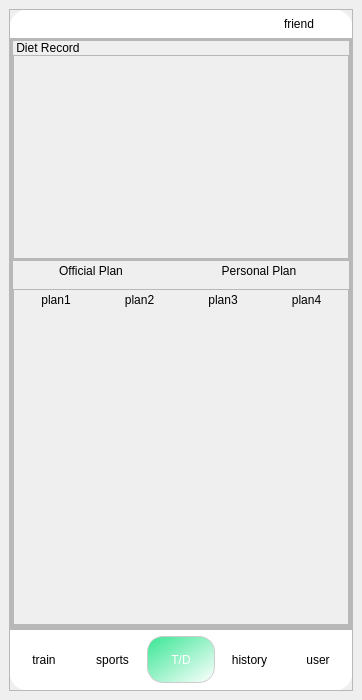
First picture: the form in Client/ui/FitMind_Client_MainInterface.ui, repository aud13d/FitMind, before the edit.
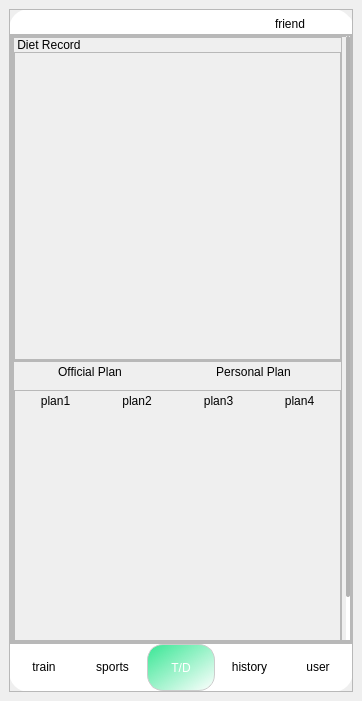
Second picture: the form after the edit. The open tabs and pages were chosen to show the change. Icons and pictures are not drawn.

Commit message: The scrolling area of the main interface (this submission is for backup)

The edit to the form file:
```diff
--- a/Client/ui/FitMind_Client_MainInterface.ui
+++ b/Client/ui/FitMind_Client_MainInterface.ui
@@ -7,7 +7,7 @@
     <x>0</x>
     <y>0</y>
     <width>362</width>
-    <height>700</height>
+    <height>701</height>
    </rect>
   </property>
   <property name="minimumSize">
@@ -20,7 +20,7 @@
    <string>MainWindow</string>
   </property>
   <widget class="QWidget" name="centralwidget">
-   <layout class="QVBoxLayout" name="verticalLayout_13">
+   <layout class="QVBoxLayout" name="verticalLayout_9">
     <item>
      <widget class="QFrame" name="frame">
       <property name="minimumSize">
@@ -63,11 +63,17 @@
        <item>
         <widget class="QFrame" name="frame_2">
          <property name="sizePolicy">
-          <sizepolicy hsizetype="Preferred" vsizetype="Expanding">
+          <sizepolicy hsizetype="Preferred" vsizetype="Preferred">
            <horstretch>0</horstretch>
-           <verstretch>10</verstretch>
+           <verstretch>0</verstretch>
           </sizepolicy>
          </property>
+         <property name="minimumSize">
+          <size>
+           <width>0</width>
+           <height>0</height>
+          </size>
+         </property>
          <property name="styleSheet">
           <string notr="true"/>
          </property>
@@ -77,7 +83,7 @@
          <property name="frameShadow">
           <enum>QFrame::Shadow::Raised</enum>
          </property>
-         <layout class="QHBoxLayout" name="horizontalLayout_2" stretch="0">
+         <layout class="QVBoxLayout" name="verticalLayout_13" stretch="0">
           <property name="spacing">
            <number>0</number>
           </property>
@@ -102,7 +108,10 @@
              <number>0</number>
             </property>
             <widget class="QWidget" name="page_train">
-             <layout class="QVBoxLayout" name="verticalLayout_5">
+             <property name="layoutDirection">
+              <enum>Qt::LayoutDirection::LeftToRight</enum>
+             </property>
+             <layout class="QVBoxLayout" name="verticalLayout_5" stretch="1,9">
               <property name="spacing">
                <number>0</number>
               </property>
@@ -119,7 +128,7 @@
                <number>0</number>
               </property>
               <item>
-               <layout class="QHBoxLayout" name="horizontalLayout_3">
+               <layout class="QHBoxLayout" name="horizontalLayout_3" stretch="8,2,1">
                 <property name="spacing">
                  <number>0</number>
                 </property>
@@ -127,10 +136,10 @@
                  <number>4</number>
                 </property>
                 <property name="rightMargin">
-                 <number>6</number>
+                 <number>0</number>
                 </property>
                 <property name="bottomMargin">
-                 <number>4</number>
+                 <number>0</number>
                 </property>
                 <item>
                  <spacer name="horizontalSpacer">
@@ -242,7 +251,7 @@
               <item>
                <widget class="QFrame" name="frame_10">
                 <property name="sizePolicy">
-                 <sizepolicy hsizetype="Expanding" vsizetype="Expanding">
+                 <sizepolicy hsizetype="Expanding" vsizetype="Preferred">
                   <horstretch>0</horstretch>
                   <verstretch>0</verstretch>
                  </sizepolicy>
@@ -253,6 +262,9 @@
                 <property name="frameShadow">
                  <enum>QFrame::Shadow::Raised</enum>
                 </property>
+                <property name="lineWidth">
+                 <number>0</number>
+                </property>
                 <layout class="QVBoxLayout" name="verticalLayout_11">
                  <property name="spacing">
                   <number>0</number>
@@ -272,60 +284,100 @@
                  <item>
                   <widget class="QScrollArea" name="scrollArea">
                    <property name="sizePolicy">
-                    <sizepolicy hsizetype="Expanding" vsizetype="Expanding">
+                    <sizepolicy hsizetype="Preferred" vsizetype="Preferred">
                      <horstretch>0</horstretch>
-                     <verstretch>10</verstretch>
+                     <verstretch>0</verstretch>
                     </sizepolicy>
                    </property>
+                   <property name="minimumSize">
+                    <size>
+                     <width>0</width>
+                     <height>0</height>
+                    </size>
+                   </property>
                    <property name="styleSheet">
-                    <string notr="true">    QScrollArea {
- 		background: transparent;  /* 透明背景 */
-        border: none;  /* 可选：去掉边框 */
-    }
-    
-    /* 垂直滚动条 */
-    QScrollBar:vertical {
-        background: #f0f0f0;  /* 滚动条背景 */
-        width: 8px;  /* 滚动条宽度 */
-        border-radius: 4px;
-    }
-    
-    QScrollBar::handle:vertical {
-        background: #c0c0c0;  /* 滑块颜色 */
-        border-radius: 4px;
-        min-height: 20px;  /* 最小高度 */
-    }
+                    <string notr="true">QScrollBar:vertical {
+    background: transparent;
+    width: 4px;
+    margin: 0px;
+    border: none;
+}
 
-    QScrollBar::handle:vertical:hover {
-        background: #a0a0a0;  /* 悬停颜色 */
-    }
+QScrollBar::handle:vertical {
+    background: rgba(100, 100, 100, 0.5);
+    min-height: 20px;
+    border-radius: 2px;
+}
 
-    QScrollBar::handle:vertical:pressed {
-        background: #808080;  /* 按下时的颜色 */
-    }
+QScrollBar::handle:vertical:hover {
+    background: rgba(100, 100, 100, 0.8);
+}
 
-    QScrollBar::sub-line:vertical,
-    QScrollBar::add-line:vertical {
-        background: none;  /* 去掉上下按钮 */
-    }
+QScrollBar::add-line:vertical,
+QScrollBar::sub-line:vertical,
+QScrollBar::add-page:vertical,
+QScrollBar::sub-page:vertical {
+    background: none;
+    border: none;
+}
+
+QScrollBar:horizontal {
+    background: transparent;
+    height: 4px;
+    margin: 0px;
+    border: none;
+}
+
+QScrollBar::handle:horizontal {
+    background: rgba(100, 100, 100, 0.5);
+    min-width: 20px;
+    border-radius: 2px;
+}
+
+QScrollBar::handle:horizontal:hover {
+    background: rgba(100, 100, 100, 0.8);
+}
+
+QScrollBar::add-line:horizontal,
+QScrollBar::sub-line:horizontal,
+QScrollBar::add-page:horizontal,
+QScrollBar::sub-page:horizontal {
+    background: none;
+    border: none;
+}
 </string>
                    </property>
                    <property name="lineWidth">
                     <number>1</number>
                    </property>
+                   <property name="verticalScrollBarPolicy">
+                    <enum>Qt::ScrollBarPolicy::ScrollBarAsNeeded</enum>
+                   </property>
+                   <property name="horizontalScrollBarPolicy">
+                    <enum>Qt::ScrollBarPolicy::ScrollBarAlwaysOff</enum>
+                   </property>
+                   <property name="sizeAdjustPolicy">
+                    <enum>QAbstractScrollArea::SizeAdjustPolicy::AdjustIgnored</enum>
+                   </property>
                    <property name="widgetResizable">
-                    <bool>true</bool>
+                    <bool>false</bool>
                    </property>
                    <widget class="QWidget" name="scrollAreaWidgetContents">
                     <property name="geometry">
                      <rect>
                       <x>0</x>
-                      <y>0</y>
+                      <y>-2</y>
                       <width>340</width>
-                      <height>588</height>
+                      <height>650</height>
                      </rect>
                     </property>
-                    <layout class="QVBoxLayout" name="verticalLayout_9">
+                    <property name="sizePolicy">
+                     <sizepolicy hsizetype="Preferred" vsizetype="Preferred">
+                      <horstretch>0</horstretch>
+                      <verstretch>0</verstretch>
+                     </sizepolicy>
+                    </property>
+                    <layout class="QHBoxLayout" name="horizontalLayout_6">
                      <property name="spacing">
                       <number>0</number>
                      </property>
@@ -343,6 +395,18 @@
                      </property>
                      <item>
                       <widget class="QFrame" name="frame_4">
+                       <property name="sizePolicy">
+                        <sizepolicy hsizetype="Preferred" vsizetype="Expanding">
+                         <horstretch>0</horstretch>
+                         <verstretch>0</verstretch>
+                        </sizepolicy>
+                       </property>
+                       <property name="minimumSize">
+                        <size>
+                         <width>0</width>
+                         <height>0</height>
+                        </size>
+                       </property>
                        <property name="styleSheet">
                         <string notr="true">
 
@@ -389,6 +453,9 @@
                        <property name="frameShadow">
                         <enum>QFrame::Shadow::Raised</enum>
                        </property>
+                       <property name="lineWidth">
+                        <number>0</number>
+                       </property>
                        <layout class="QVBoxLayout" name="verticalLayout_10">
                         <property name="spacing">
                          <number>0</number>
@@ -399,20 +466,23 @@
                         <property name="topMargin">
                          <number>0</number>
                         </property>
-                        <property name="rightMargin">
-                         <number>0</number>
-                        </property>
                         <property name="bottomMargin">
                          <number>0</number>
                         </property>
                         <item>
                          <widget class="QFrame" name="frame_5">
                           <property name="sizePolicy">
-                           <sizepolicy hsizetype="Preferred" vsizetype="Expanding">
+                           <sizepolicy hsizetype="Preferred" vsizetype="Preferred">
                             <horstretch>0</horstretch>
-                            <verstretch>3</verstretch>
+                            <verstretch>0</verstretch>
                            </sizepolicy>
                           </property>
+                          <property name="minimumSize">
+                           <size>
+                            <width>0</width>
+                            <height>200</height>
+                           </size>
+                          </property>
                           <property name="styleSheet">
                            <string notr="true">font: 700 12pt &quot;微软雅黑&quot;;</string>
                           </property>
@@ -490,13 +560,19 @@
                         <item>
                          <widget class="QFrame" name="frame_7">
                           <property name="sizePolicy">
-                           <sizepolicy hsizetype="Preferred" vsizetype="Expanding">
+                           <sizepolicy hsizetype="Preferred" vsizetype="Preferred">
                             <horstretch>0</horstretch>
-                            <verstretch>5</verstretch>
+                            <verstretch>0</verstretch>
                            </sizepolicy>
                           </property>
+                          <property name="minimumSize">
+                           <size>
+                            <width>0</width>
+                            <height>0</height>
+                           </size>
+                          </property>
                           <property name="styleSheet">
-                           <string notr="true">font: 700 10pt &quot;微软雅黑&quot;;
+                           <string notr="true">font: 700 12pt &quot;微软雅黑&quot;;
 
 
 QToolButton {
@@ -542,6 +618,9 @@
                           <property name="frameShadow">
                            <enum>QFrame::Shadow::Raised</enum>
                           </property>
+                          <property name="lineWidth">
+                           <number>0</number>
+                          </property>
                           <layout class="QVBoxLayout" name="verticalLayout_4">
                            <property name="spacing">
                             <number>0</number>
@@ -704,8 +783,11 @@
                                   </item>
                                   <item>
                                    <widget class="QStackedWidget" name="stackedWidget_3">
+                                    <property name="lineWidth">
+                                     <number>0</number>
+                                    </property>
                                     <property name="currentIndex">
-                                     <number>0</number>
+                                     <number>1</number>
                                     </property>
                                     <widget class="QWidget" name="page_plan1"/>
                                     <widget class="QWidget" name="page_plan2"/>
@@ -1097,9 +1179,9 @@
        <item>
         <widget class="QFrame" name="frame_3">
          <property name="sizePolicy">
-          <sizepolicy hsizetype="Preferred" vsizetype="Expanding">
+          <sizepolicy hsizetype="Preferred" vsizetype="Preferred">
            <horstretch>0</horstretch>
-           <verstretch>1</verstretch>
+           <verstretch>0</verstretch>
           </sizepolicy>
          </property>
          <property name="styleSheet">
@@ -1234,8 +1316,8 @@
             </property>
             <property name="minimumSize">
              <size>
-              <width>60</width>
-              <height>45</height>
+              <width>62</width>
+              <height>47</height>
              </size>
             </property>
             <property name="maximumSize">
```
The commit also changes 2 other files.
